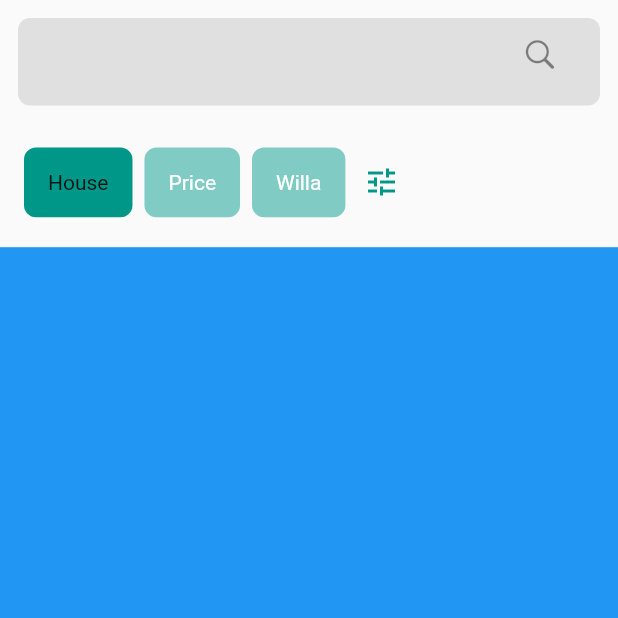
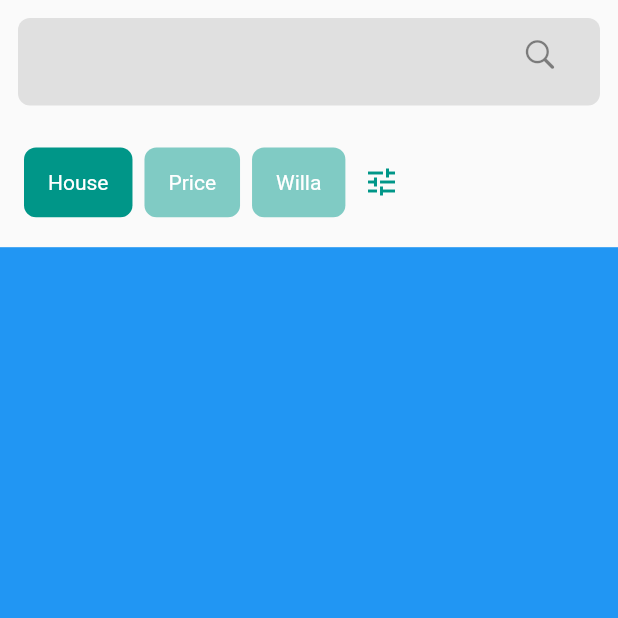
Before and after one commit to JAICHANGPARK/flutter_notebook_8th_story, a Flutter app: the screen it shows after launch, on a phone screen of 412 x 824 dp, the top half of it. Run offline on Flutter 3.47's test engine with Material 2 defaults, Android fonts, the phone set to English and light mode, and no system bars; our stand-ins replace badges, flutter_hooks, google_fonts, hooks_riverpod, state_notifier.

Commit message:
Update rental_main_page.dart

```diff
--- a/lib/ep585_rental_app/rental_main_page.dart
+++ b/lib/ep585_rental_app/rental_main_page.dart
@@ -7,6 +7,7 @@ class RentalMainPage extends StatefulWidget {
 }
 
 class _RentalMainPageState extends State<RentalMainPage> {
+  int _pageIndex = 0;
   @override
   Widget build(BuildContext context) {
     return Scaffold(
@@ -42,15 +43,24 @@ class _RentalMainPageState extends State<RentalMainPage> {
                 padding: const EdgeInsets.only(left: 16, right: 16, top: 16, bottom: 20),
                 child: Row(
                   children: [
-                    Container(
+                    GestureDetector(
+                      onTap: (){
+                        setState(() {
+                          _pageIndex = 0;
+                        });
+                      },
+                      child: Container(
                         decoration: BoxDecoration(
-                        color: Colors.teal,
+                          color: _pageIndex == 0 ? Colors.teal : Colors.teal[200],
                           borderRadius: BorderRadius.circular(8),
                         ),
                         child: Padding(
                           padding: const EdgeInsets.symmetric(horizontal: 16),
                           child: Center(
-                          child: Text("House"),
+                            child: Text("House", style: TextStyle(
+                              color: Colors.white
+                            ),),
+                          ),
                         ),
                       ),
                     ),
@@ -112,23 +122,21 @@ class _RentalMainPageState extends State<RentalMainPage> {
                       children: [
                         Container(
                           height: MediaQuery.of(context).size.height / 3,
-                            decoration: BoxDecoration(
-                              color: Colors.blue
+                          decoration: BoxDecoration(color: Colors.blue),
                         ),
+                        SizedBox(
+                          height: 16,
                         ),
-                        SizedBox(height: 16,),
                         Container(
                           height: MediaQuery.of(context).size.height / 3,
-                          decoration: BoxDecoration(
-                              color: Colors.blue
+                          decoration: BoxDecoration(color: Colors.blue),
                         ),
+                        SizedBox(
+                          height: 16,
                         ),
-                        SizedBox(height: 16,),
                         Container(
                           height: MediaQuery.of(context).size.height / 3,
-                          decoration: BoxDecoration(
-                              color: Colors.blue
-                          ),
+                          decoration: BoxDecoration(color: Colors.blue),
                         ),
                       ],
                     ),
```
Lines whose indentation alone changed are shown as unchanged.
